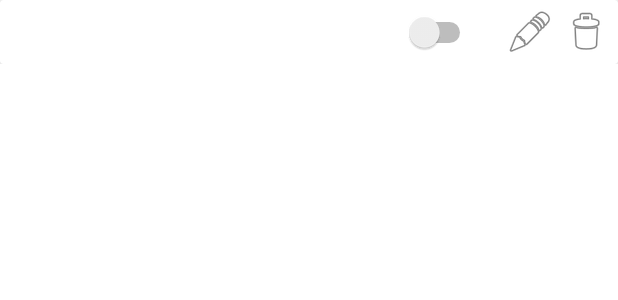
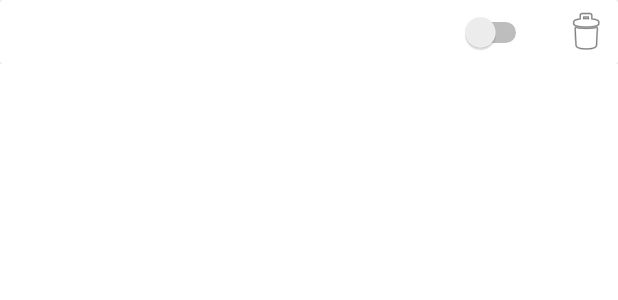
Before and after one commit to smotritetamptiza/AVeryCustomizedTimer, an Android app: the layout single_timer_layout.xml on its own in the app's theme, with its tools: preview values and no code run, on a phone screen of 412 x 824 dp. Shown: the top 300 px of the screen. Run offline under Robolectric (Android 15) with nearby library versions, the phone set to English and light mode, and no system bars.

Commit message:
TRYING TO MAKE SMTH WORKIND (may be commit-related issues if it dosn't save correctly)

```diff
--- a/app/src/main/java/com/deadanddeceased/timeloop/TimerAdapter.java
+++ b/app/src/main/java/com/deadanddeceased/timeloop/TimerAdapter.java
@@ -61,6 +61,7 @@ public class TimerAdapter extends RecyclerView.Adapter<TimerAdapter.TimerViewHol
                 }
             }
         });
+        /*
         holder.editTimerButton.setOnClickListener(new View.OnClickListener() {
             public void onClick(View v) {
                 Toast.makeText(context, "Активный таймер будет перезапущен", Toast.LENGTH_SHORT).show();
@@ -74,7 +75,7 @@ public class TimerAdapter extends RecyclerView.Adapter<TimerAdapter.TimerViewHol
                 }
                 context.startActivity(intent);
             }
-        });
+        });*/
         holder.deleteTimerButton.setOnClickListener(new View.OnClickListener() {
             public void onClick(View v) {
                 if (timers.get(position).isActive()) {
@@ -99,14 +100,14 @@ public class TimerAdapter extends RecyclerView.Adapter<TimerAdapter.TimerViewHol
     public class TimerViewHolder extends RecyclerView.ViewHolder {
         private TextView timerNameView;
         private Switch timerSwitch;
-        private ImageView editTimerButton;
+        //private ImageView editTimerButton;
         private ImageView deleteTimerButton;
 
         public TimerViewHolder(@NonNull View itemView) {
             super(itemView);
             timerNameView = itemView.findViewById(R.id.timerName);
             timerSwitch = itemView.findViewById(R.id.timerSwitch);
-            editTimerButton = itemView.findViewById(R.id.editTimerButton);
+            //editTimerButton = itemView.findViewById(R.id.editTimerButton);
             deleteTimerButton = itemView.findViewById(R.id.deleteTimerButton);
         }
     }
--- a/app/src/main/res/layout/single_timer_layout.xml
+++ b/app/src/main/res/layout/single_timer_layout.xml
@@ -39,22 +39,8 @@
                 android:layout_marginRight="20dp"
                 android:layout_marginBottom="5dp"
                 app:layout_constraintBottom_toBottomOf="parent"
-                app:layout_constraintEnd_toStartOf="@+id/editTimerButton"
+                app:layout_constraintEnd_toStartOf="@+id/deleteTimerButton"
                 app:layout_constraintTop_toTopOf="parent" />
-
-            <ImageView
-                android:id="@+id/editTimerButton"
-                android:layout_width="wrap_content"
-                android:layout_height="wrap_content"
-                android:layout_marginTop="5dp"
-                android:layout_marginEnd="5dp"
-                android:layout_marginRight="5dp"
-                android:layout_marginBottom="5dp"
-                android:contentDescription="@string/edit_timer_button"
-                app:layout_constraintBottom_toBottomOf="parent"
-                app:layout_constraintEnd_toStartOf="@+id/deleteTimerButton"
-                app:layout_constraintTop_toTopOf="parent"
-                app:srcCompat="@android:drawable/ic_menu_edit" />
 
             <ImageView
                 android:id="@+id/deleteTimerButton"
```
